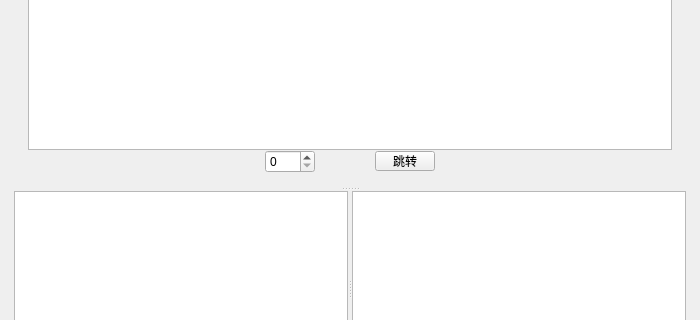
The window that src/mainwindow.ui (fonqL/sniffer) describes before a commit, drawn with Qt 5; both pictures show x 0 to 700 and y 160 to 480 of the 700 by 571 pixel window.
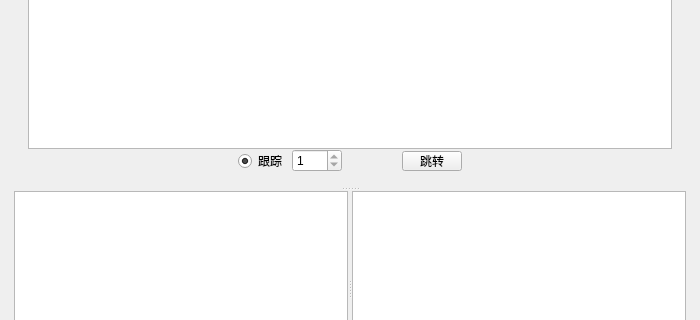
The same window after the commit.

What changed in the file:
```diff
--- a/src/mainwindow.ui
+++ b/src/mainwindow.ui
@@ -201,6 +201,16 @@
             <property name="spacing">
              <number>5</number>
             </property>
+            <item>
+             <widget class="QRadioButton" name="radioButton_2">
+              <property name="text">
+               <string>跟踪</string>
+              </property>
+              <property name="checked">
+               <bool>true</bool>
+              </property>
+             </widget>
+            </item>
             <item>
              <widget class="QSpinBox" name="spinBox">
               <property name="sizePolicy">
@@ -221,6 +231,12 @@
                 <height>16777215</height>
                </size>
               </property>
+              <property name="minimum">
+               <number>1</number>
+              </property>
+              <property name="maximum">
+               <number>1</number>
+              </property>
              </widget>
             </item>
             <item>
```
